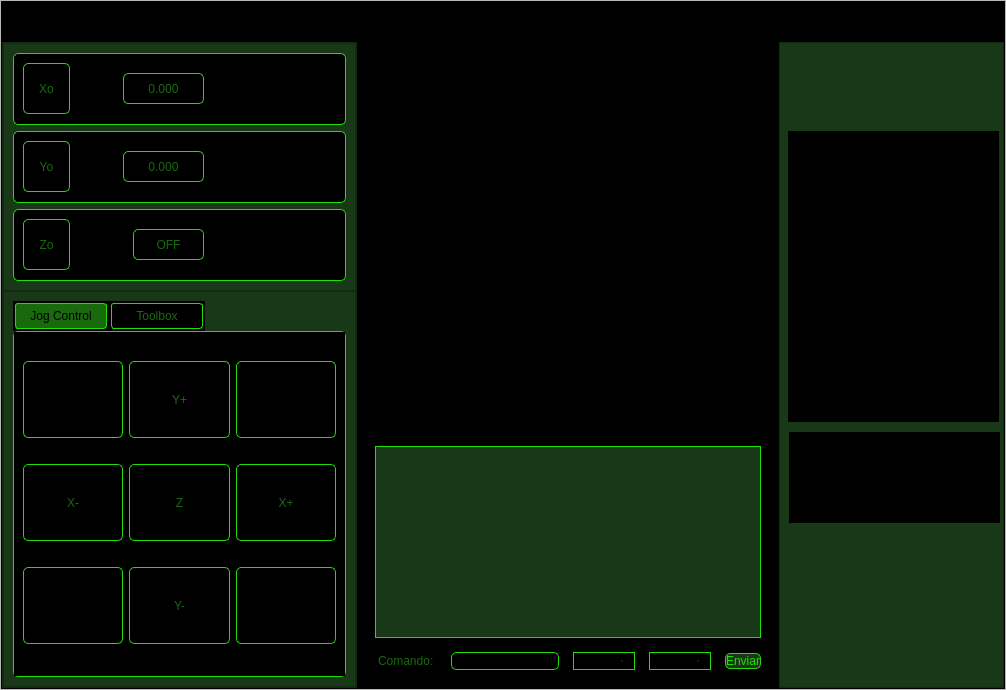
Before: the Qt Designer form GUIFuncional/GUIDrawXY.ui in andresxvalencia/CNC_DrawXY, drawn with Qt 5.
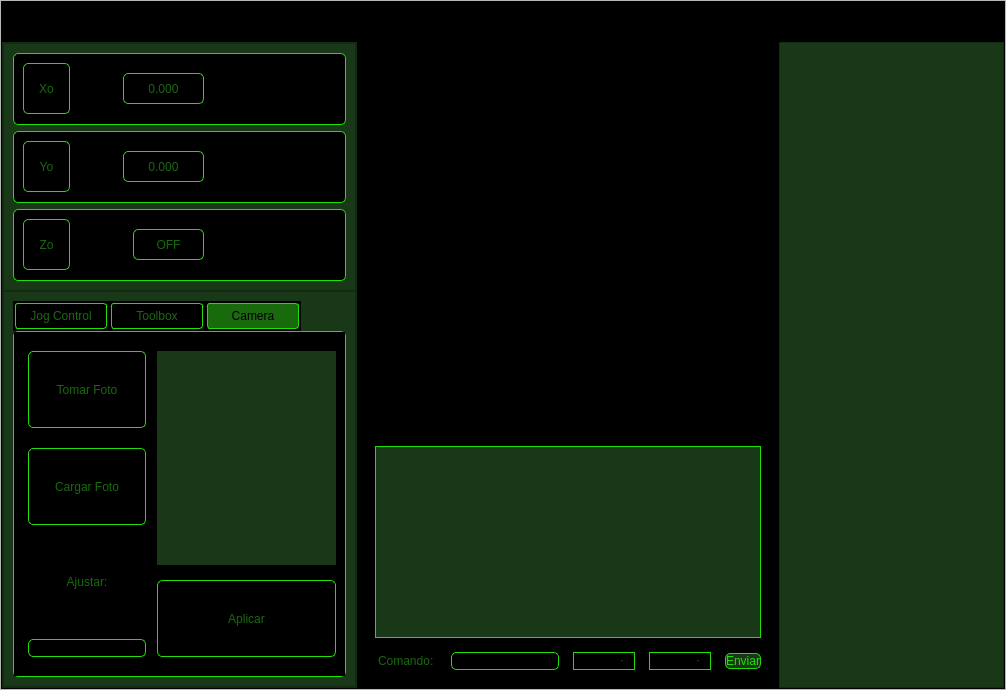
After: the same form once the commit is applied. Icons and pictures are not drawn.

Patch:
```diff
--- a/GUIFuncional/GUIDrawXY.ui
+++ b/GUIFuncional/GUIDrawXY.ui
@@ -199,58 +199,6 @@
             </property>
            </spacer>
           </item>
-          <item>
-           <widget class="QPushButton" name="pushButton_4">
-            <property name="minimumSize">
-             <size>
-              <width>30</width>
-              <height>30</height>
-             </size>
-            </property>
-            <property name="styleSheet">
-             <string notr="true"/>
-            </property>
-            <property name="text">
-             <string/>
-            </property>
-            <property name="icon">
-             <iconset>
-              <normaloff>../../../../.designer/backup/imagenes/minimizar.svg</normaloff>../../../../.designer/backup/imagenes/minimizar.svg</iconset>
-            </property>
-            <property name="iconSize">
-             <size>
-              <width>20</width>
-              <height>20</height>
-             </size>
-            </property>
-           </widget>
-          </item>
-          <item>
-           <widget class="QPushButton" name="pushButton_3">
-            <property name="minimumSize">
-             <size>
-              <width>30</width>
-              <height>30</height>
-             </size>
-            </property>
-            <property name="styleSheet">
-             <string notr="true"/>
-            </property>
-            <property name="text">
-             <string/>
-            </property>
-            <property name="icon">
-             <iconset>
-              <normaloff>../../../../.designer/backup/imagenes/min.svg</normaloff>../../../../.designer/backup/imagenes/min.svg</iconset>
-            </property>
-            <property name="iconSize">
-             <size>
-              <width>18</width>
-              <height>18</height>
-             </size>
-            </property>
-           </widget>
-          </item>
           <item>
            <widget class="QPushButton" name="connectButton">
             <property name="minimumSize">
@@ -277,32 +225,6 @@
             </property>
            </widget>
           </item>
-          <item>
-           <widget class="QPushButton" name="pushButton">
-            <property name="minimumSize">
-             <size>
-              <width>30</width>
-              <height>30</height>
-             </size>
-            </property>
-            <property name="styleSheet">
-             <string notr="true"/>
-            </property>
-            <property name="text">
-             <string/>
-            </property>
-            <property name="icon">
-             <iconset>
-              <normaloff>../../../../.designer/backup/imagenes/close.svg</normaloff>../../../../.designer/backup/imagenes/close.svg</iconset>
-            </property>
-            <property name="iconSize">
-             <size>
-              <width>22</width>
-              <height>22</height>
-             </size>
-            </property>
-           </widget>
-          </item>
          </layout>
         </widget>
        </item>
@@ -341,6 +263,12 @@
               <height>0</height>
              </size>
             </property>
+            <property name="maximumSize">
+             <size>
+              <width>400</width>
+              <height>16777215</height>
+             </size>
+            </property>
             <property name="styleSheet">
              <string notr="true">QFrame{
 background-color: #193817;
@@ -642,7 +570,7 @@
 }</string>
                   </property>
                   <property name="currentIndex">
-                   <number>0</number>
+                   <number>2</number>
                   </property>
                   <widget class="QWidget" name="tab">
                    <attribute name="title">
@@ -883,6 +811,130 @@
                     </item>
                    </layout>
                   </widget>
+                  <widget class="QWidget" name="tab_2">
+                   <attribute name="title">
+                    <string>Camera</string>
+                   </attribute>
+                   <layout class="QHBoxLayout" name="horizontalLayout_6">
+                    <item>
+                     <layout class="QVBoxLayout" name="verticalLayout_6">
+                      <property name="spacing">
+                       <number>20</number>
+                      </property>
+                      <property name="leftMargin">
+                       <number>5</number>
+                      </property>
+                      <property name="topMargin">
+                       <number>10</number>
+                      </property>
+                      <property name="rightMargin">
+                       <number>5</number>
+                      </property>
+                      <property name="bottomMargin">
+                       <number>10</number>
+                      </property>
+                      <item>
+                       <widget class="QPushButton" name="pushButton">
+                        <property name="text">
+                         <string>Tomar Foto</string>
+                        </property>
+                        <property name="icon">
+                         <iconset resource="recursos.qrc">
+                          <normaloff>:/Camera/imagenes/camera.svg</normaloff>:/Camera/imagenes/camera.svg</iconset>
+                        </property>
+                       </widget>
+                      </item>
+                      <item>
+                       <widget class="QPushButton" name="pushButton_2">
+                        <property name="text">
+                         <string>Cargar Foto</string>
+                        </property>
+                        <property name="icon">
+                         <iconset resource="recursos.qrc">
+                          <normaloff>:/Camera/imagenes/cargar.svg</normaloff>:/Camera/imagenes/cargar.svg</iconset>
+                        </property>
+                       </widget>
+                      </item>
+                      <item>
+                       <widget class="QLabel" name="label_9">
+                        <property name="minimumSize">
+                         <size>
+                          <width>0</width>
+                          <height>0</height>
+                         </size>
+                        </property>
+                        <property name="styleSheet">
+                         <string notr="true">font: 87 9pt &quot;Arial Black&quot;;
+background-color: rgb(0, 0, 0);
+color: #186a0d;</string>
+                        </property>
+                        <property name="text">
+                         <string>Ajustar:</string>
+                        </property>
+                        <property name="alignment">
+                         <set>Qt::AlignCenter</set>
+                        </property>
+                       </widget>
+                      </item>
+                      <item>
+                       <widget class="QLineEdit" name="inputEdit_2">
+                        <property name="minimumSize">
+                         <size>
+                          <width>0</width>
+                          <height>0</height>
+                         </size>
+                        </property>
+                        <property name="styleSheet">
+                         <string notr="true">font: 75 8pt &quot;Times New Roman&quot;;
+color: #186a0d;
+border-radius: 5px;
+border: 1px solid #20de07;</string>
+                        </property>
+                        <property name="text">
+                         <string/>
+                        </property>
+                       </widget>
+                      </item>
+                     </layout>
+                    </item>
+                    <item>
+                     <layout class="QVBoxLayout" name="verticalLayout_7">
+                      <property name="spacing">
+                       <number>15</number>
+                      </property>
+                      <property name="topMargin">
+                       <number>10</number>
+                      </property>
+                      <property name="bottomMargin">
+                       <number>10</number>
+                      </property>
+                      <item>
+                       <widget class="QLabel" name="label_3">
+                        <property name="minimumSize">
+                         <size>
+                          <width>179</width>
+                          <height>0</height>
+                         </size>
+                        </property>
+                        <property name="styleSheet">
+                         <string notr="true">border-image: url(:/Camera/imagenes/defecto.png);</string>
+                        </property>
+                        <property name="text">
+                         <string/>
+                        </property>
+                       </widget>
+                      </item>
+                      <item>
+                       <widget class="QPushButton" name="pushButton_3">
+                        <property name="text">
+                         <string>Aplicar</string>
+                        </property>
+                       </widget>
+                      </item>
+                     </layout>
+                    </item>
+                   </layout>
+                  </widget>
                  </widget>
                 </item>
                </layout>
@@ -1052,115 +1104,83 @@
             <property name="frameShadow">
              <enum>QFrame::Raised</enum>
             </property>
-            <widget class="QPushButton" name="pushButton_21">
-             <property name="geometry">
-              <rect>
-               <x>160</x>
-               <y>10</y>
-               <width>40</width>
-               <height>40</height>
-              </rect>
-             </property>
-             <property name="minimumSize">
-              <size>
-               <width>40</width>
-               <height>40</height>
-              </size>
-             </property>
-             <property name="text">
-              <string/>
-             </property>
-             <property name="icon">
-              <iconset>
-               <normaloff>../../../../.designer/backup/imagenes/pausa1.svg</normaloff>../../../../.designer/backup/imagenes/pausa1.svg</iconset>
-             </property>
-             <property name="iconSize">
-              <size>
-               <width>30</width>
-               <height>30</height>
-              </size>
-             </property>
-            </widget>
-            <widget class="QPushButton" name="playButton">
-             <property name="geometry">
-              <rect>
-               <x>10</x>
-               <y>10</y>
-               <width>40</width>
-               <height>40</height>
-              </rect>
-             </property>
-             <property name="minimumSize">
-              <size>
-               <width>40</width>
-               <height>40</height>
-              </size>
-             </property>
-             <property name="text">
-              <string/>
-             </property>
-             <property name="icon">
-              <iconset>
-               <normaloff>../../../../.designer/backup/imagenes/play.svg</normaloff>../../../../.designer/backup/imagenes/play.svg</iconset>
-             </property>
-             <property name="iconSize">
-              <size>
-               <width>30</width>
-               <height>30</height>
-              </size>
-             </property>
-            </widget>
-            <widget class="QPushButton" name="stopButton">
-             <property name="geometry">
-              <rect>
-               <x>90</x>
-               <y>10</y>
-               <width>40</width>
-               <height>40</height>
-              </rect>
-             </property>
-             <property name="minimumSize">
-              <size>
-               <width>40</width>
-               <height>40</height>
-              </size>
-             </property>
-             <property name="text">
-              <string/>
-             </property>
-             <property name="icon">
-              <iconset>
-               <normaloff>../../../../.designer/backup/imagenes/stop1.svg</normaloff>../../../../.designer/backup/imagenes/stop1.svg</iconset>
-             </property>
-             <property name="iconSize">
-              <size>
-               <width>30</width>
-               <height>30</height>
-              </size>
-             </property>
-            </widget>
-            <widget class="QWidget" name="gridLayoutWidget">
-             <property name="geometry">
-              <rect>
-               <x>9</x>
-               <y>89</y>
-               <width>211</width>
-               <height>291</height>
-              </rect>
-             </property>
-             <layout class="QGridLayout" name="viewLayout"/>
-            </widget>
-            <widget class="QWidget" name="gridLayoutWidget_2">
-             <property name="geometry">
-              <rect>
-               <x>10</x>
-               <y>390</y>
-               <width>211</width>
-               <height>91</height>
-              </rect>
-             </property>
-             <layout class="QGridLayout" name="svgLayout"/>
-            </widget>
+            <layout class="QGridLayout" name="gridLayout_2">
+             <item row="0" column="0">
+              <widget class="QPushButton" name="playButton">
+               <property name="minimumSize">
+                <size>
+                 <width>40</width>
+                 <height>40</height>
+                </size>
+               </property>
+               <property name="text">
+                <string/>
+               </property>
+               <property name="icon">
+                <iconset resource="recursos.qrc">
+                 <normaloff>:/Action/imagenes/play1.svg</normaloff>:/Action/imagenes/play1.svg</iconset>
+               </property>
+               <property name="iconSize">
+                <size>
+                 <width>30</width>
+                 <height>30</height>
+                </size>
+               </property>
+              </widget>
+             </item>
+             <item row="0" column="1">
+              <widget class="QPushButton" name="stopButton">
+               <property name="minimumSize">
+                <size>
+                 <width>40</width>
+                 <height>40</height>
+                </size>
+               </property>
+               <property name="text">
+                <string/>
+               </property>
+               <property name="icon">
+                <iconset resource="recursos.qrc">
+                 <normaloff>:/Action/imagenes/stop1.svg</normaloff>:/Action/imagenes/stop1.svg</iconset>
+               </property>
+               <property name="iconSize">
+                <size>
+                 <width>30</width>
+                 <height>30</height>
+                </size>
+               </property>
+              </widget>
+             </item>
+             <item row="0" column="2">
+              <widget class="QPushButton" name="pushButton_21">
+               <property name="minimumSize">
+                <size>
+                 <width>40</width>
+                 <height>40</height>
+                </size>
+               </property>
+               <property name="text">
+                <string/>
+               </property>
+               <property name="icon">
+                <iconset resource="recursos.qrc">
+                 <normaloff>:/Action/imagenes/pausa1.svg</normaloff>:/Action/imagenes/pausa1.svg</iconset>
+               </property>
+               <property name="iconSize">
+                <size>
+                 <width>30</width>
+                 <height>30</height>
+                </size>
+               </property>
+              </widget>
+             </item>
+             <item row="1" column="0" colspan="3">
+              <layout class="QGridLayout" name="viewLayout"/>
+             </item>
+             <item row="2" column="0" colspan="3">
+              <layout class="QGridLayout" name="svgLayout"/>
+             </item>
+            </layout>
            </widget>
           </item>
          </layout>
```
Left out of the diff: 74 changed lines with no effect on the pictures.
